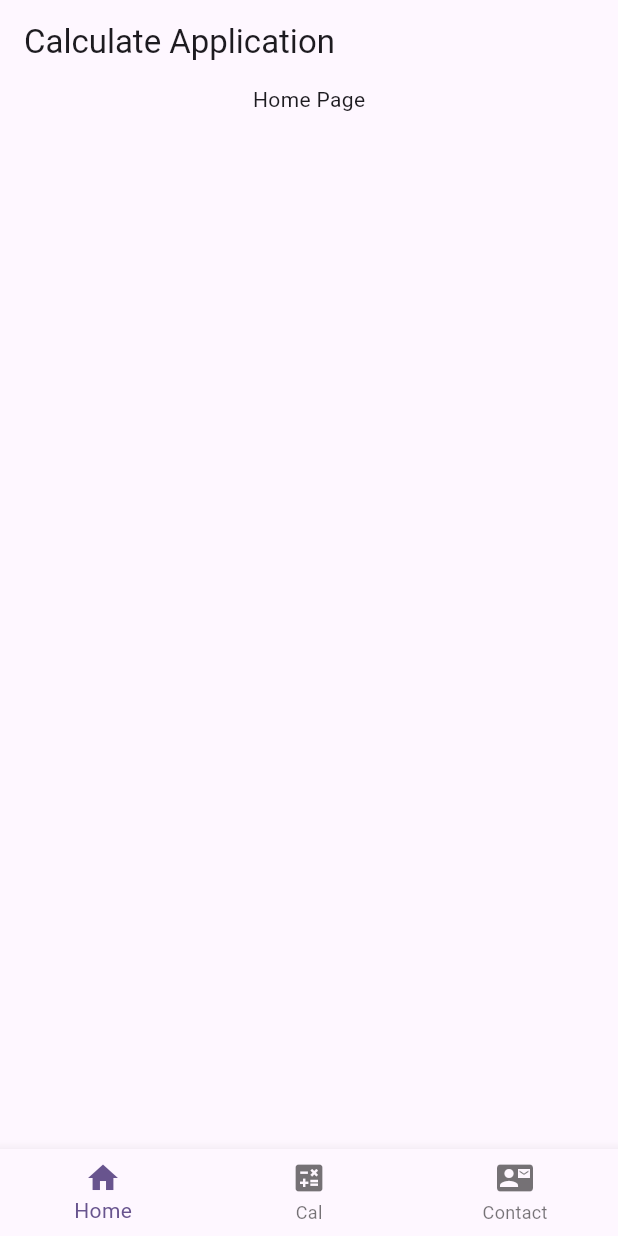
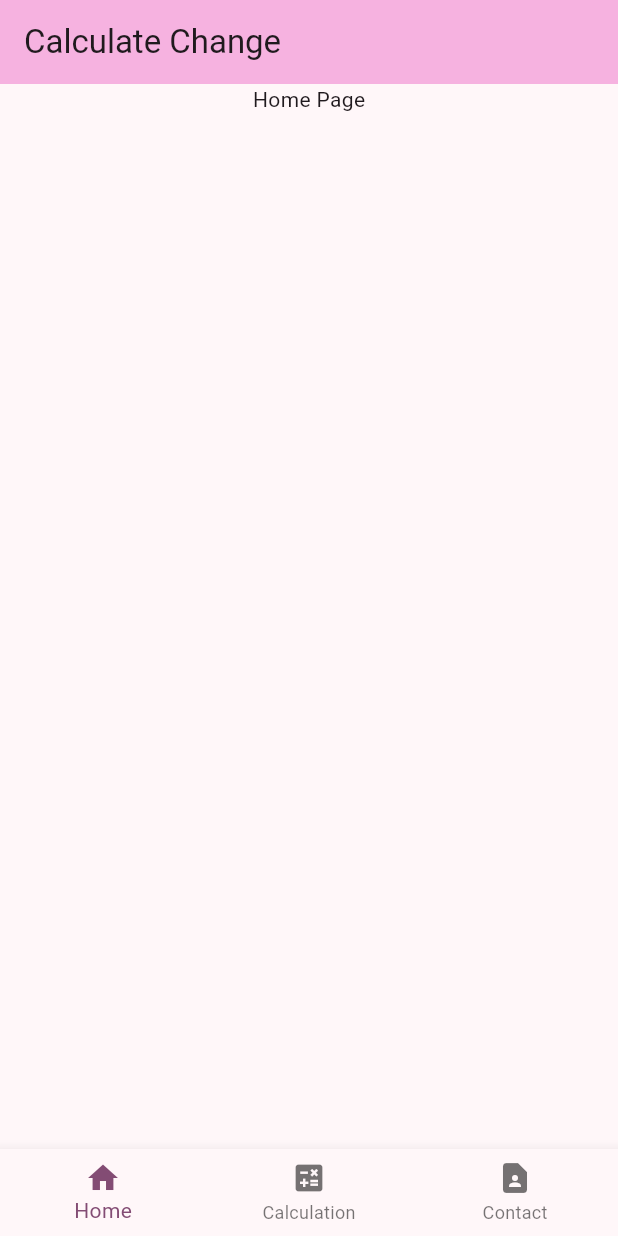
Before and after one commit to kengChayodom/953464-Mobile-App, a Flutter app: the screen it shows after launch, on a phone screen of 412 x 824 dp. Run offline on Flutter 3.47's test engine with Material 3 defaults, Android fonts, the phone set to English and light mode, and no system bars.

```diff
--- a/lib/main.dart
+++ b/lib/main.dart
@@ -13,14 +13,14 @@ class MyApp extends StatelessWidget {
   // This widget is the root of your application.
   @override
   Widget build(BuildContext context) {
-
     return MaterialApp(
       title: 'Tui Shop',
       theme: ThemeData(
-      colorScheme: ColorScheme.fromSeed(seedColor: Colors.deepPurple),
+        colorScheme: .fromSeed(
+          seedColor: const Color.fromARGB(255, 218, 19, 191),
         ),
-     home: const MyHomePage(title: 'Pattama Shop'),
-     debugShowCheckedModeBanner: false,
+      ),
+      home: const MyHomePage(title: 'Calculate Change'),
     );
   }
 }
@@ -36,30 +36,35 @@ class MyHomePage extends StatefulWidget {
 
 class _MyHomePageState extends State<MyHomePage> {
 
-  int _currentindex = 0;
-  final tabs = [HomePage(),CalculatePage(), ContactPage()];
-
+  int _currentIndex = 0;
+  final tabs = [HomePage(), CalculatePage(), ContactPage()];
   @override
   Widget build(BuildContext context) {
     return Scaffold(
       appBar: AppBar(
-        title: Text("Calculate Application"),
+        backgroundColor: Theme.of(context).colorScheme.inversePrimary,
+        title: Text(widget.title),
       ),
-      body: tabs[_currentindex],
-      bottomNavigationBar: BottomNavigationBar(
-        currentIndex: _currentindex ,
-        items: [
-          BottomNavigationBarItem(icon: Icon(Icons.home) , label: "Home"),
-          BottomNavigationBarItem(icon: Icon(Icons.calculate), label: "Cal"),
-          BottomNavigationBarItem(icon: Icon(Icons.contact_mail), label: "Contact")
+      body:
+      tabs[_currentIndex],bottomNavigationBar: BottomNavigationBar(currentIndex: _currentIndex,items: [
+        BottomNavigationBarItem(icon: Icon(Icons.home), label: "Home"),
+        BottomNavigationBarItem(icon: Icon(Icons.calculate), label: "Calculation"),
+        BottomNavigationBarItem(icon: Icon(Icons.contact_page), label: "Contact")
       ],
       onTap: (index){
         setState(() {
-            print(index);
-            _currentindex = index;
+          // print(index);
+          _currentIndex = index;
         });
       },
+
+
       ),
     );
+
   }
+
+
+
+
 }
```
Also changed, not shown: lib/pages/calc.dart (+4 -12 lines). Lines whose indentation alone changed are shown as unchanged.
